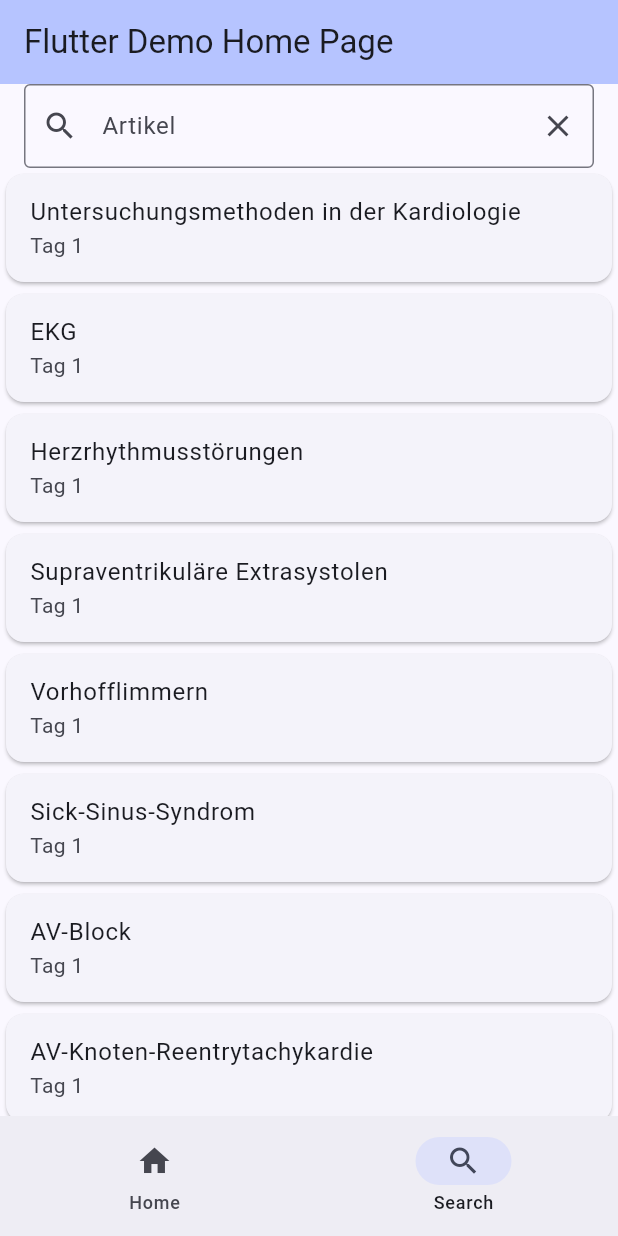
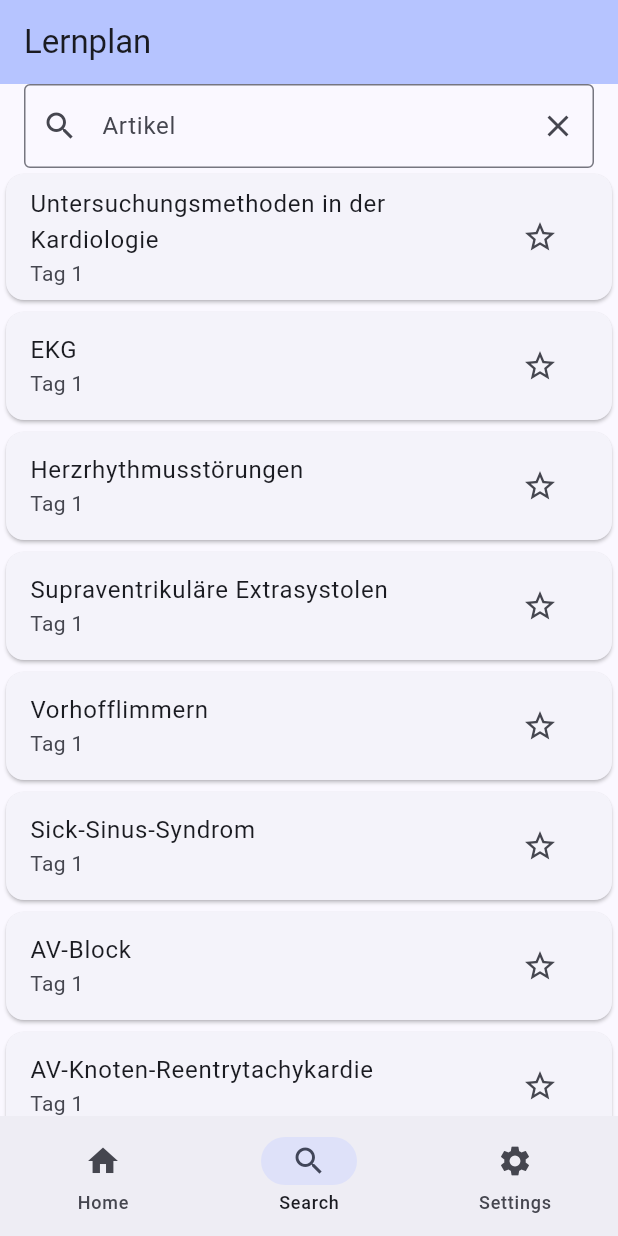
Before and after one commit to chocolate-muffin/lernplan, a Flutter app: the screen it shows after launch, on a phone screen of 412 x 824 dp. Run offline on Flutter 3.47's test engine with Material 3 defaults, Android fonts, the phone set to English and light mode, and no system bars; our stand-ins replace shared_preferences.

Commit message:
add stars to article and settings screen

```diff
--- a/lib/main.dart
+++ b/lib/main.dart
@@ -1,6 +1,7 @@
 import 'package:flutter/material.dart';
 import 'package:myapp/screens/day_list.dart';
 import 'package:myapp/screens/article_list.dart';
+import 'package:myapp/screens/settings.dart';
 
 void main() => runApp(const MyApp());
 
@@ -16,7 +17,7 @@ class MyApp extends StatelessWidget {
           seedColor: const Color.fromARGB(255, 0, 86, 247)),
         useMaterial3: true,
       ),
-      home: const MyHomePage(title: 'Flutter Demo Home Page'),
+      home: const MyHomePage(title: 'Lernplan'),
     );
   }
 }
@@ -58,6 +59,10 @@ class _MyHomePageState extends State<MyHomePage> {
             icon: Icon(Icons.search),
             label: 'Search',
           ),
+          NavigationDestination(
+            icon: Icon(Icons.settings),
+            label: 'Settings',
+          ),
         ],
       ),
       body: <Widget>[
@@ -65,6 +70,8 @@ class _MyHomePageState extends State<MyHomePage> {
         const DayList(),
         /// Search page
         const SearchPage(),
+        /// Settings page
+        const SettingsSecreen(),
       ][currentPageIndex],
     );
   }
--- a/lib/screens/article_list.dart
+++ b/lib/screens/article_list.dart
@@ -2,6 +2,8 @@ import 'dart:convert';
 
 import 'package:flutter/material.dart';
 import 'package:flutter/services.dart';
+
+import 'package:shared_preferences/shared_preferences.dart';
 
 class SearchPage extends StatefulWidget {
   const SearchPage({super.key});
@@ -63,22 +65,20 @@ class _SearchPageState extends State<SearchPage> {
                 final articles = entry.value;
                 return MapEntry(
                   day,
-                  articles.where((article) => article.toLowerCase().contains(searchText)).toList(),
+                  articles
+                      .where((article) =>
+                          article.toLowerCase().contains(searchText))
+                      .toList(),
                 );
               }),
             );
-
 
             return ListView(
               children: filteredData.entries.expand((entry) {
                 final day = entry.key;
                 final articles = entry.value;
-                return articles.map((article) => Card(
-                      child: ListTile(
-                        title: Text(article),
-                        subtitle: Text(day),
-                      ),
-                    ));
+                return articles
+                    .map((article) => ArticleCard(day: day, article: article));
               }).toList(),
             );
           }
@@ -105,3 +105,54 @@ Future<Map<String, List<String>>> loadArticleDataSimple() async {
   // Return the map directly
   return jsonData.map((key, value) => MapEntry(key, List<String>.from(value)));
 }
+
+class ArticleCard extends StatefulWidget {
+  const ArticleCard({super.key, required this.day, required this.article});
+
+  final String day;
+  final String article;
+
+  @override
+  State<ArticleCard> createState() => _ArticleCardState();
+}
+
+class _ArticleCardState extends State<ArticleCard> {
+  String get day => widget.day;
+  String get article => widget.article;
+  bool _isStarred = false;
+
+  @override
+  void initState() {
+    super.initState();
+    _loadStarredStatus();
+  }
+
+  void _loadStarredStatus() async {
+    final prefs = await SharedPreferences.getInstance();
+    setState(() {
+      _isStarred = prefs.getBool(article) ?? false;
+    });
+  }
+
+  void _toggleStarred() async {
+    SharedPreferences prefs = await SharedPreferences.getInstance();
+    setState(() {
+      _isStarred = !_isStarred;
+    });
+    await prefs.setBool(article, _isStarred);
+  }
+
+  @override
+  Widget build(BuildContext context) {
+    return Card(
+      child: ListTile(
+        title: Text(article),
+        subtitle: Text(day),
+        trailing: IconButton(
+          icon: Icon(_isStarred ? Icons.star : Icons.star_border),
+          onPressed: _toggleStarred,
+        ),
+      ),
+    );
+  }
+}
--- a/pubspec.yaml
+++ b/pubspec.yaml
@@ -32,6 +32,7 @@ dependencies:
     sdk: flutter
 
   url_launcher: ^6.3.0
+  shared_preferences: ^2.3.2
 
 
   # The following adds the Cupertino Icons font to your application.
```
Also changed, not shown: lib/screens/settings.dart (added, +57 -0 lines).
